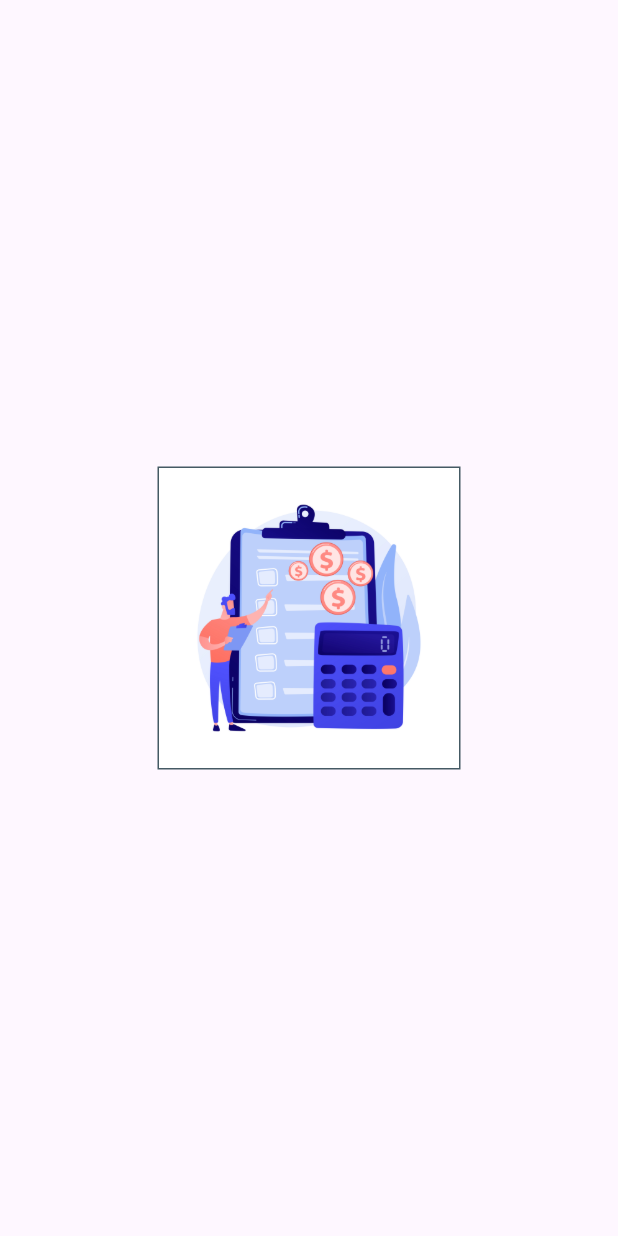
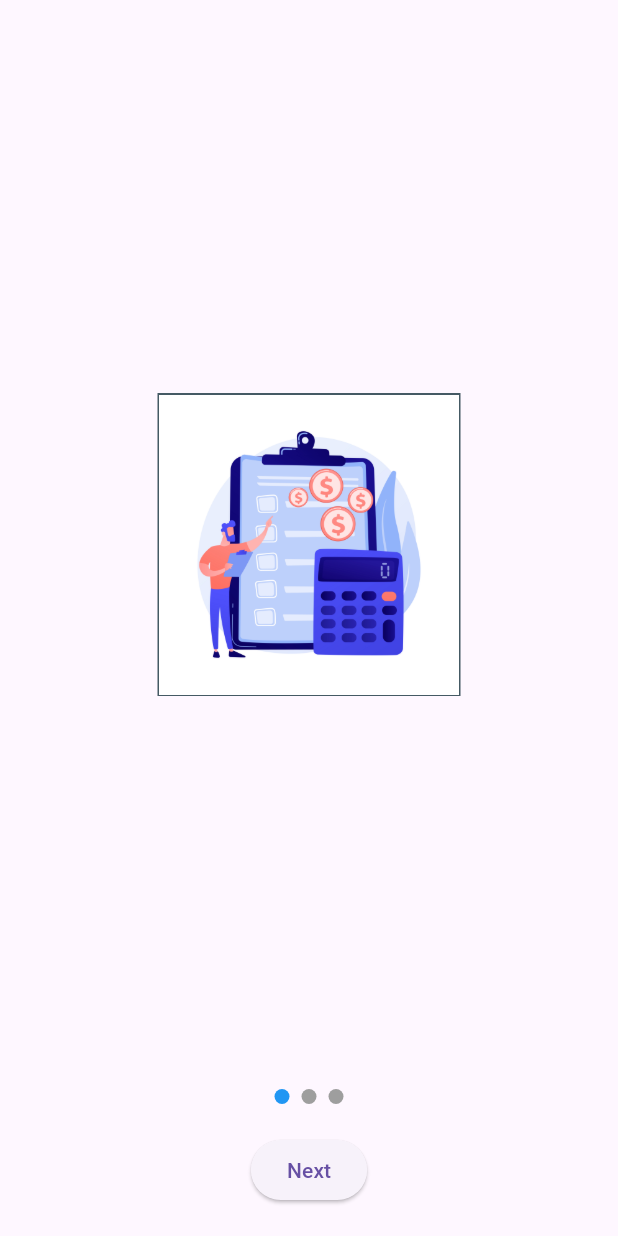
Before and after one commit to abir98/trackexpenses, a Flutter app: the screen it shows after launch, on a phone screen of 412 x 824 dp. Run offline on Flutter 3.47's test engine with Material 3 defaults, Android fonts, the phone set to English and light mode, and no system bars; our stand-ins replace get.

```diff
--- /dev/null
+++ b/lib/app/core/theme/colors.dart
@@ -0,0 +1,4 @@
+class Colors{
+
+
+}
--- a/lib/app/modules/onboarding/onboarding_controller.dart
+++ b/lib/app/modules/onboarding/onboarding_controller.dart
@@ -0,0 +1,17 @@
+import 'package:get/get.dart';
+
+class OnboardingController extends GetxController {
+  var currentPage = 0.obs;
+
+  void nextPage() {
+    currentPage++;
+  }
+
+  void previousPage() {
+    currentPage--;
+  }
+
+  void setPage(int index) {
+    currentPage.value = index;
+  }
+}
--- /dev/null
+++ b/lib/app/modules/onboarding/onboarding_page.dart
@@ -0,0 +1,25 @@
+import 'package:flutter/material.dart';
+
+class OnboardingPage extends StatelessWidget {
+  final String imagePath = 'assets/images/onboarding_img.jpg' ;
+  final String title = '';
+  final String description = '';
+  const OnboardingPage({super.key, required String? imagePath, required String? title, required String? description});
+
+  @override
+  Widget build(BuildContext context) {
+    return Scaffold(
+        body: Center(
+      child: Column(mainAxisAlignment: MainAxisAlignment.center, children: [
+        Center(
+            child: Placeholder(
+          child: Image.asset(
+            'assets/images/onboarding_img.jpg',
+            width: 200,
+            height: 200,
+          ),
+        )),
+      ]),
+    ));
+  }
+}
--- a/lib/app/modules/onboarding/onboarding_page1.dart
+++ /dev/null
@@ -1,25 +0,0 @@
-import 'package:flutter/material.dart';
-
-class OnboardingPage1 extends StatelessWidget {
-  const OnboardingPage1({super.key});
-
-  @override
-  Widget build(BuildContext context) {
-    return Scaffold(
-
-    body:
-
-          Center(
-      child: Column(
-        mainAxisAlignment: MainAxisAlignment.center,
-        children: [
-           Center(
-            child: Placeholder(
-              child: Image.asset('assets/images/onboarding_img.jpg',width: 200, height: 200,),
-
-            )),
-        ]
-      ),
-    ));
-  }
-}
--- a/lib/app/modules/onboarding/onboarding_screen.dart
+++ b/lib/app/modules/onboarding/onboarding_screen.dart
@@ -0,0 +1,87 @@
+import 'package:flutter/material.dart';
+import 'package:get/get.dart';
+import 'package:trackexpenses/app/modules/onboarding/onboarding_controller.dart';
+import 'package:trackexpenses/app/modules/onboarding/onboarding_page.dart';
+
+class OnboardingView extends StatelessWidget {
+ OnboardingView({super.key});
+
+
+  final OnboardingController controller = Get.put(OnboardingController());
+
+
+  final List<Map<String, String>> onboardingData = [
+   {
+      'imagePath': 'assets/images/onboarding_img.jpg',
+      'title': 'Title 1',
+      'description': 'Description 1',},
+    {
+      'image': 'assets/images/onboarding_img.jpg',
+      'title': 'Title 2',
+      'description': 'Description 2',},
+    {
+      'image': 'assets/images/onboarding_img.jpg',
+      'title': 'Title 3',
+      'description': 'Description 3',},
+
+  ];
+
+  @override
+  Widget build(BuildContext context) {
+    return Scaffold(
+      body: SafeArea(
+        child: Column(
+          children: [
+            Expanded(
+              child: PageView.builder(
+                itemCount: onboardingData.length,
+                onPageChanged: (index) => controller.setPage(index),
+                itemBuilder: (context, index) {
+                  final page = onboardingData[index];
+                  return OnboardingPage(
+                    imagePath: page["imagePath"],
+                    title: page["title"],
+                    description: page["description"],
+                  );
+                },
+              ),
+            ),
+            Obx(() => Row(
+                  mainAxisAlignment: MainAxisAlignment.center,
+                  children: List.generate(onboardingData.length, (index) {
+                    return Container(
+                      margin: const EdgeInsets.symmetric(horizontal: 4),
+                      width: 10,
+                      height: 10,
+                      decoration: BoxDecoration(
+                        color: controller.currentPage.value == index
+                            ? Colors.blue
+                            : Colors.grey,
+                        shape: BoxShape.circle,
+                      ),
+                    );
+                  }),
+                )),
+            const SizedBox(height: 20),
+            Obx(() {
+              final isLastPage =
+                  controller.currentPage.value == onboardingData.length - 1;
+
+              return ElevatedButton(
+                onPressed: () {
+                  if (isLastPage) {
+                    Get.offAllNamed('/home');
+                  } else {
+                    controller.nextPage();
+                  }
+                },
+                child: Text(isLastPage ? 'Get Started' : 'Next'),
+              );
+            }),
+            const SizedBox(height: 20),
+          ],
+        ),
+      ),
+    );
+  }
+}
--- a/lib/app/routes/app_pages.dart
+++ b/lib/app/routes/app_pages.dart
@@ -2,18 +2,19 @@ import 'package:get/get_navigation/src/routes/get_route.dart';
 import 'package:trackexpenses/app/core/bindings/homepage_binding.dart';
 import 'package:trackexpenses/app/core/bindings/onboarding_binding.dart';
 import 'package:trackexpenses/app/modules/home/home_page.dart';
-import 'package:trackexpenses/app/modules/onboarding/onboarding_page1.dart';
+import 'package:trackexpenses/app/modules/onboarding/onboarding_screen.dart';
 import 'package:trackexpenses/app/routes/app_routes.dart';
 
 class AppPages {
   static final routes = [
     GetPage(name: AppRoutes.INITIAL,
-    page: () => const OnboardingPage1(),
+    page: () =>  OnboardingView(),
     binding: OnboardingBinding()),
     GetPage(
       name: AppRoutes.HOME,
       page: () => const HomePage(),
       binding: HomeBinding(),
+
     ),
   ];
 }
--- a/lib/app/routes/app_routes.dart
+++ b/lib/app/routes/app_routes.dart
@@ -3,4 +3,6 @@
 class AppRoutes {
   static const INITIAL = '/onboarding';
   static const HOME = '/home';
+  static const LOGIN = '/login';
+  static const SIGNUP = '/signup';
 }
--- a/lib/main.dart
+++ b/lib/main.dart
@@ -8,6 +8,9 @@ import 'app/routes/app_pages.dart';
 void main() {
   runApp(
     GetMaterialApp(
+      theme: ThemeData(
+
+      ),
       debugShowCheckedModeBanner: false,
       title: 'Expenses Track',
       initialBinding: ApplicationBindings(),
```
Also changed, not shown: lib/app/core/bindings/Application_bindings.dart (+7 -0 lines), lib/app/core/bindings/onboarding_binding.dart (+5 -2 lines), lib/app/data/models/budget.dart (added, +26 -0 lines), lib/app/data/models/expense_category.dart (added, +20 -0 lines), lib/app/data/models/item.dart (added, +23 -0 lines), lib/app/data/models/user.dart (added, +25 -0 lines), lib/app/modules/onboarding/onboarding_page2.dart (deleted, +0 -12 lines), lib/app/modules/onboarding/onboarding_page3.dart (deleted).
